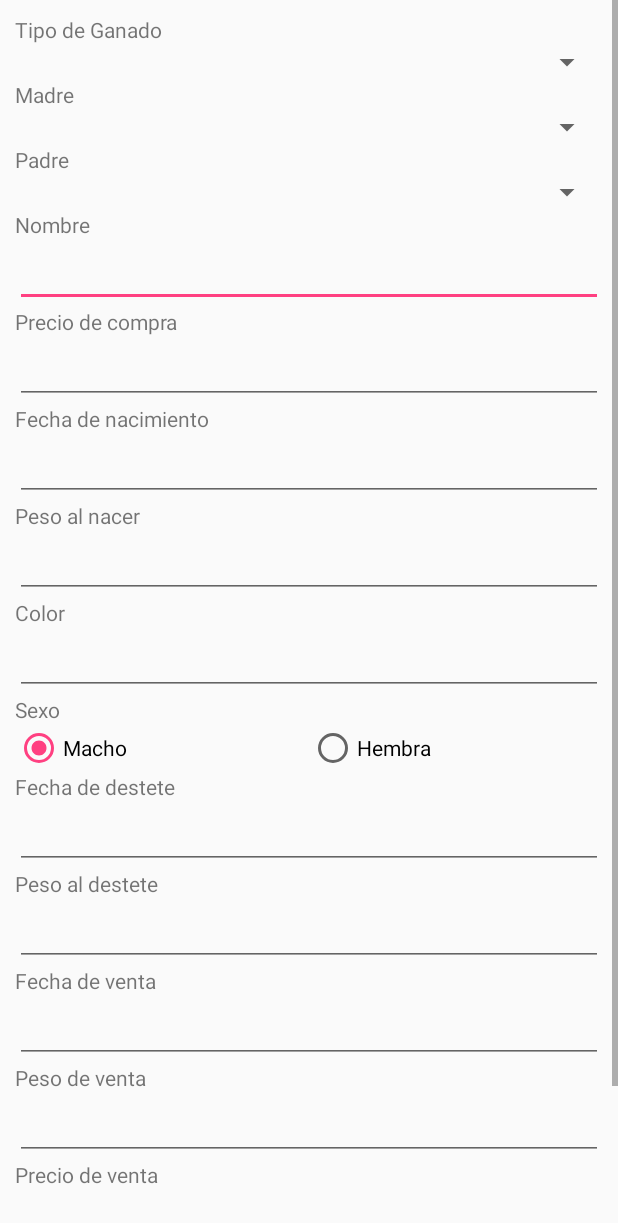
After one commit to carlos-ruiz/cattle-control, an Android app: the layout fragment_details_animal.xml on its own in the app's theme, with its tools: preview values and no code run, on a phone screen of 412 x 824 dp. The commit adds this screen. Shown: the top 1223 px of the screen. Run offline under Robolectric (Android 15) with nearby library versions, the phone set to English and light mode, and no system bars.

Commit message:
Historial de vacunación por animal

```diff
--- /dev/null
+++ b/app/src/main/res/layout/fragment_details_animal.xml
@@ -0,0 +1,37 @@
+<?xml version="1.0" encoding="utf-8"?>
+<ScrollView xmlns:android="http://schemas.android.com/apk/res/android"
+    android:layout_width="match_parent"
+    android:fillViewport="true"
+    android:layout_height="match_parent">
+
+    <LinearLayout
+        android:layout_width="match_parent"
+        android:layout_height="wrap_content"
+        android:orientation="vertical">
+
+        <include
+            layout="@layout/fragment_add_animal"
+            android:layout_width="match_parent"
+            android:layout_height="wrap_content" />
+
+        <LinearLayout
+            android:id="@+id/ll_vaccinationHistory"
+            android:layout_width="match_parent"
+            android:layout_height="wrap_content"
+            android:padding="10dp"
+            android:orientation="vertical">
+
+            <TextView
+                android:layout_width="match_parent"
+                android:layout_height="wrap_content"
+                android:textSize="16sp"
+                android:textStyle="bold"
+                android:text="@string/vaccinationHistory" />
+
+            <ListView
+                android:id="@+id/lv_vaccinationHistory"
+                android:layout_width="match_parent"
+                android:layout_height="match_parent" />
+        </LinearLayout>
+    </LinearLayout>
+</ScrollView>
--- a/app/src/main/res/values/strings.xml
+++ b/app/src/main/res/values/strings.xml
@@ -65,5 +65,6 @@
     <string name="isRepeat">Es periodica</string>
     <string name="selectAtLeastOneAnimal">Debe seleccionar al menos un animal</string>
     <string name="avatarDescription">Avatar del tipo de animal</string>
+    <string name="vaccinationHistory">Historial de vacunación</string>
     <!--END ADD ANIMAL-->
 </resources>
```
Also changed, not shown: app/src/main/java/com/cruiz90/controldeganado/adapters/VaccinationHistoryAdapter.java (added, +58 -0 lines), app/src/main/java/com/cruiz90/controldeganado/fragments/DetailsAnimalFragment.java (+30 -14 lines), app/src/main/res/layout/vaccination_history_list_item.xml (added, +19 -0 lines), 1 other file.
